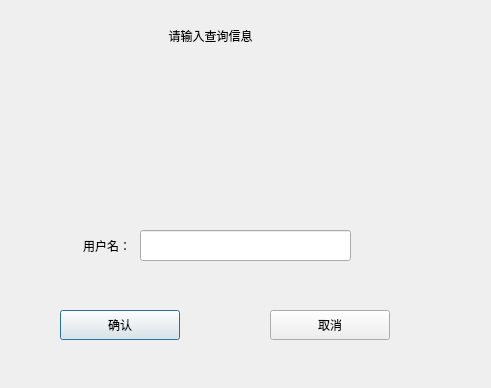
Qt form CleverManagerV3/logs/logquerydlg/log_userquerydlg.ui (ChinaClever/CleverManagerV3) before a commit.
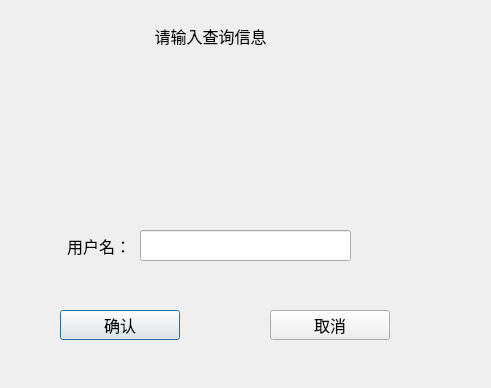
The same form after that commit. Icons and pictures are not drawn.

```diff
--- a/CleverManagerV3/logs/logquerydlg/log_userquerydlg.ui
+++ b/CleverManagerV3/logs/logquerydlg/log_userquerydlg.ui
@@ -10,9 +10,17 @@
     <height>388</height>
    </rect>
   </property>
+  <property name="font">
+   <font>
+    <pointsize>6</pointsize>
+   </font>
+  </property>
   <property name="windowTitle">
    <string>Dialog</string>
   </property>
+  <property name="styleSheet">
+   <string notr="true">#Log_UserQueryDlg{background-image: url(:/image/box_back.jpg);}</string>
+  </property>
   <widget class="QWidget" name="dateWid" native="true">
    <property name="geometry">
     <rect>
@@ -32,6 +40,12 @@
      <height>30</height>
     </rect>
    </property>
+   <property name="font">
+    <font>
+     <family>微软雅黑</family>
+     <pointsize>12</pointsize>
+    </font>
+   </property>
    <property name="text">
     <string>确认</string>
    </property>
@@ -45,6 +59,12 @@
      <height>30</height>
     </rect>
    </property>
+   <property name="font">
+    <font>
+     <family>微软雅黑</family>
+     <pointsize>12</pointsize>
+    </font>
+   </property>
    <property name="text">
     <string>取消</string>
    </property>
@@ -58,6 +78,12 @@
      <height>31</height>
     </rect>
    </property>
+   <property name="font">
+    <font>
+     <family>微软雅黑</family>
+     <pointsize>12</pointsize>
+    </font>
+   </property>
    <property name="text">
     <string>请输入查询信息</string>
    </property>
@@ -84,6 +110,12 @@
      <height>31</height>
     </rect>
    </property>
+   <property name="font">
+    <font>
+     <family>微软雅黑</family>
+     <pointsize>12</pointsize>
+    </font>
+   </property>
    <property name="text">
     <string>用户名：</string>
    </property>
```
Left out of the diff: 12 changed lines with no effect on the pictures.
